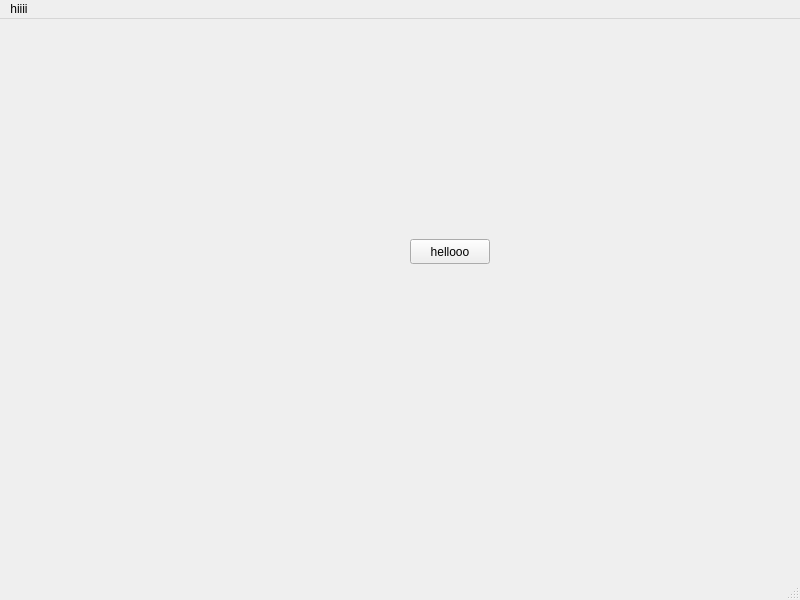
ukkarikari/oop-txt, file mainwindow.ui: the form before one commit.
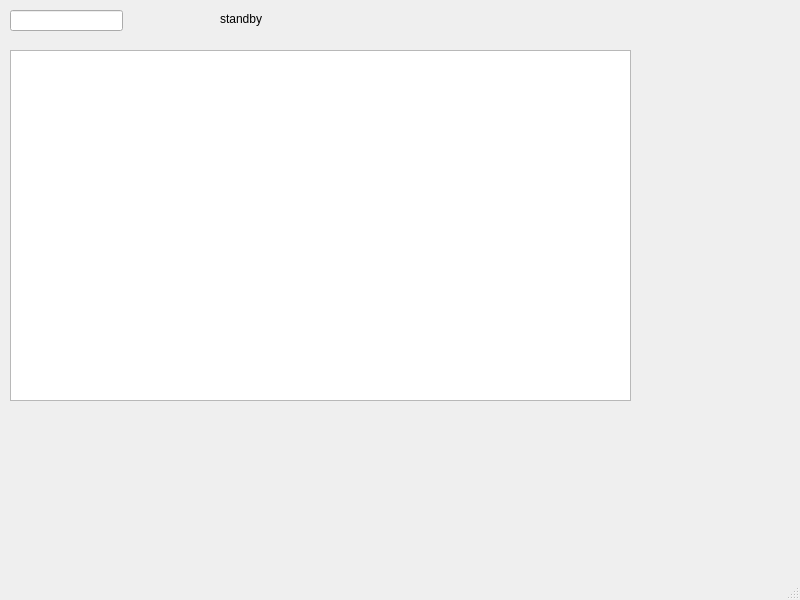
The form after the commit.

Patch:
```diff
--- a/mainwindow.ui
+++ b/mainwindow.ui
@@ -14,30 +14,37 @@
    <string>MainWindow</string>
   </property>
   <widget class="QWidget" name="centralwidget">
-   <widget class="QPushButton" name="pushButton">
+   <widget class="QLineEdit" name="wordInput">
     <property name="geometry">
      <rect>
-      <x>410</x>
-      <y>220</y>
-      <width>80</width>
-      <height>25</height>
+      <x>10</x>
+      <y>10</y>
+      <width>113</width>
+      <height>21</height>
      </rect>
     </property>
-    <property name="text">
-     <string>hellooo</string>
+   </widget>
+   <widget class="QGraphicsView" name="graphicsView">
+    <property name="geometry">
+     <rect>
+      <x>10</x>
+      <y>50</y>
+      <width>621</width>
+      <height>351</height>
+     </rect>
     </property>
    </widget>
    <widget class="QLabel" name="helo">
     <property name="geometry">
      <rect>
-      <x>240</x>
-      <y>110</y>
+      <x>220</x>
+      <y>10</y>
       <width>54</width>
       <height>17</height>
      </rect>
     </property>
     <property name="text">
-     <string/>
+     <string>standby</string>
     </property>
    </widget>
   </widget>
@@ -50,12 +57,6 @@
      <height>22</height>
     </rect>
    </property>
-   <widget class="QMenu" name="menuhiiii">
-    <property name="title">
-     <string>hiiii</string>
-    </property>
-   </widget>
-   <addaction name="menuhiiii"/>
   </widget>
   <widget class="QStatusBar" name="statusbar"/>
  </widget>
```
Left out of the diff: 2 changed lines with no effect on the pictures.
